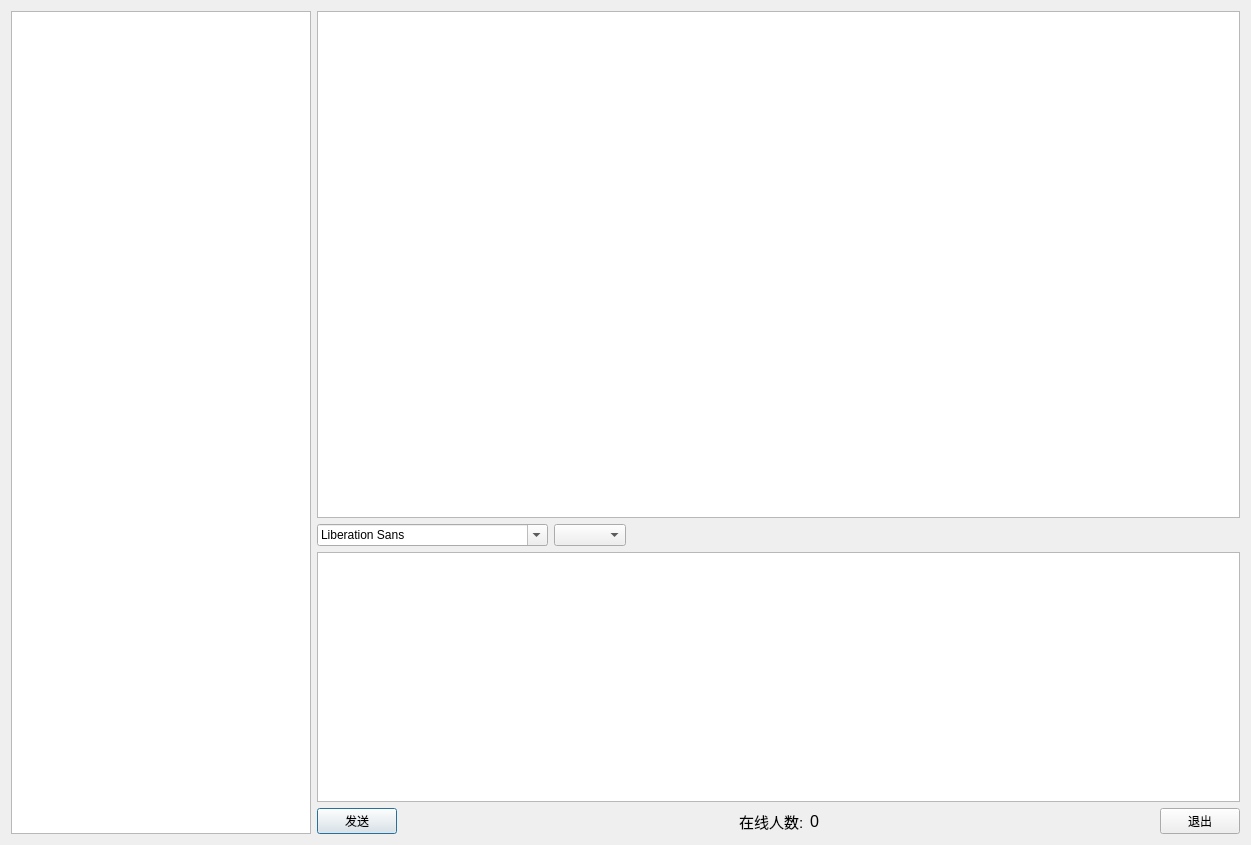
This is chat-client/cchatgui.ui in qianfengchen/chat-system as Qt 5 draws it before an edit. The edited form follows.
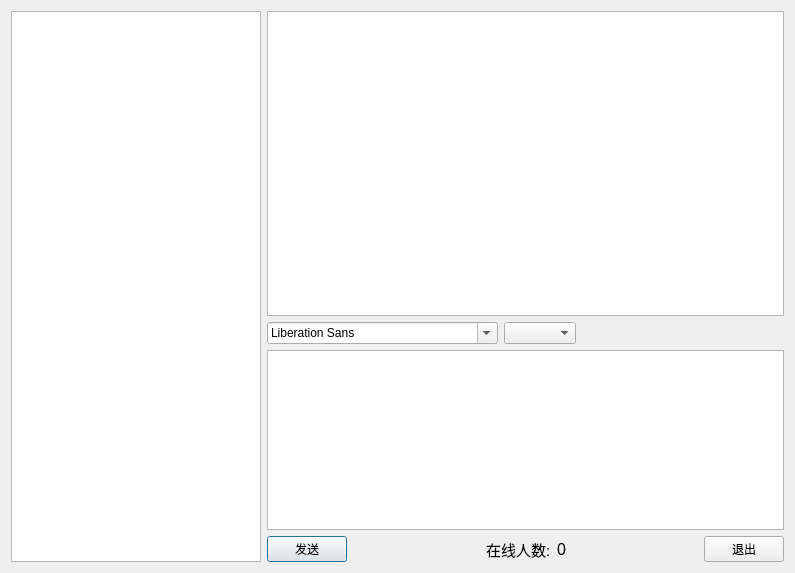
This is the edited form.

Commit message: 调整界面

Patch:
```diff
--- a/chat-client/cchatgui.ui
+++ b/chat-client/cchatgui.ui
@@ -6,8 +6,8 @@
    <rect>
     <x>0</x>
     <y>0</y>
-    <width>1251</width>
-    <height>843</height>
+    <width>795</width>
+    <height>573</height>
    </rect>
   </property>
   <property name="windowTitle">
@@ -20,13 +20,13 @@
       <widget class="QTableWidget" name="tableWidget">
        <property name="minimumSize">
         <size>
-         <width>300</width>
-         <height>600</height>
+         <width>250</width>
+         <height>550</height>
         </size>
        </property>
        <property name="maximumSize">
         <size>
-         <width>300</width>
+         <width>250</width>
          <height>16777215</height>
         </size>
        </property>
@@ -41,8 +41,8 @@
         <widget class="QTextBrowser" name="textBrowser">
          <property name="minimumSize">
           <size>
-           <width>923</width>
-           <height>507</height>
+           <width>500</width>
+           <height>250</height>
           </size>
          </property>
         </widget>
@@ -62,7 +62,7 @@
            </property>
            <property name="sizeHint" stdset="0">
             <size>
-             <width>40</width>
+             <width>228</width>
              <height>20</height>
             </size>
            </property>
@@ -74,14 +74,14 @@
         <widget class="QTextEdit" name="textEdit">
          <property name="minimumSize">
           <size>
-           <width>923</width>
-           <height>250</height>
+           <width>250</width>
+           <height>180</height>
           </size>
          </property>
          <property name="maximumSize">
           <size>
            <width>16777215</width>
-           <height>250</height>
+           <height>180</height>
           </size>
          </property>
         </widget>
```
